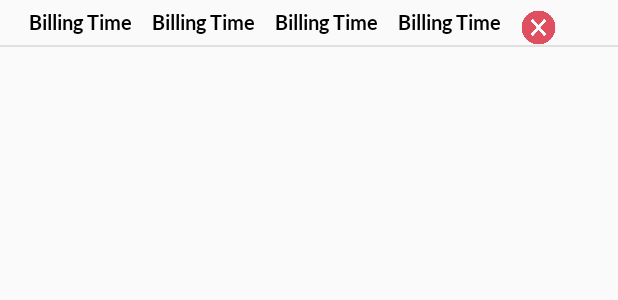
After one commit to mariyarajendran/KotlinAndroid, an Android app: the layout custom_boxdetail_layout.xml on its own in the app's theme, with its tools: preview values and no code run, on a phone screen of 412 x 824 dp. The commit adds this screen. Shown: the top 300 px of the screen. Run offline under Robolectric (Android 15) with nearby library versions, the phone set to English and light mode, and no system bars; Roboto replaces fonts that are not available here.

Commit message:
customer registeration box details added

```diff
--- a/app/src/main/java/absa/cgs/com/ui/screens/base/BaseMvpPresenter.kt
+++ b/app/src/main/java/absa/cgs/com/ui/screens/base/BaseMvpPresenter.kt
@@ -1,10 +1,13 @@
 package absa.cgs.com.ui.screens.base
 
+import android.app.Activity
 import android.content.Context
 
 interface BaseMvpPresenter<V : BaseMvpView> {
 
     fun attachView(context: Context, baseMvpView: V)
 
+    fun attachView(activity: Activity, baseMvpView: V)
+
     fun detachView()
 }
--- a/app/src/main/java/absa/cgs/com/ui/screens/mainbaseactivity/MainActivity.kt
+++ b/app/src/main/java/absa/cgs/com/ui/screens/mainbaseactivity/MainActivity.kt
@@ -6,12 +6,12 @@ import absa.cgs.com.ui.screens.customer.CustomerFragment
 import absa.cgs.com.ui.screens.profile.ProfileFragment
 import absa.cgs.com.ui.screens.dashboard.DashboardFragment
 import absa.cgs.com.ui.screens.mainbaseactivity.Model.NavigationDataModel
+import absa.cgs.com.ui.screens.mainbaseactivity.adapter.DrawerListAdapter
 import absa.cgs.com.utils.CommonUtils
 import android.os.Bundle
 import androidx.appcompat.app.ActionBarDrawerToggle
 import androidx.fragment.app.Fragment
 import com.google.android.material.bottomnavigation.BottomNavigationView
-import java.util.ArrayList
 import androidx.recyclerview.widget.DefaultItemAnimator
 import androidx.recyclerview.widget.LinearLayoutManager
 import kotlinx.android.synthetic.main.activity_kotlin_play_ground.*
--- a/app/src/main/java/absa/cgs/com/ui/screens/mainbaseactivity/DrawerListAdapter.kt
+++ b/app/src/main/java/absa/cgs/com/ui/screens/mainbaseactivity/adapter/DrawerListAdapter.kt
@@ -1,14 +1,15 @@
-package absa.cgs.com.ui.screens.mainbaseactivity
+package absa.cgs.com.ui.screens.mainbaseactivity.adapter
 
 import absa.cgs.com.kotlinplayground.R
+import absa.cgs.com.ui.screens.mainbaseactivity.MainModel
 import absa.cgs.com.ui.screens.mainbaseactivity.Model.NavigationDataModel
+import absa.cgs.com.ui.screens.mainbaseactivity.OnListItemClickInterface
 import android.app.Activity
 import android.view.LayoutInflater
 import android.view.View
 import android.view.ViewGroup
 import android.widget.LinearLayout
 import android.widget.TextView
-import java.util.ArrayList
 import androidx.recyclerview.widget.RecyclerView
 
 
--- /dev/null
+++ b/app/src/main/java/absa/cgs/com/ui/screens/register/model/BoxDetailsDataModel.kt
@@ -0,0 +1,3 @@
+package absa.cgs.com.ui.screens.register.model
+
+data class BoxDetailsDataModel(var boxName: String?, var boxNo: String?, var boxType: String?, var securityDeposite: String?)
--- /dev/null
+++ b/app/src/main/res/layout/custom_boxdetail_layout.xml
@@ -0,0 +1,92 @@
+<?xml version="1.0" encoding="utf-8"?>
+<androidx.constraintlayout.widget.ConstraintLayout xmlns:android="http://schemas.android.com/apk/res/android"
+    xmlns:app="http://schemas.android.com/apk/res-auto"
+    android:layout_width="match_parent"
+    android:layout_height="wrap_content"
+    android:layout_marginTop="@dimen/_5sdp"
+    android:orientation="vertical">
+
+    <absa.cgs.com.utils.fonts.CustomTextView
+        android:id="@+id/customBoxDetailBoxName"
+        android:layout_width="0dp"
+        android:layout_height="wrap_content"
+        android:layout_marginLeft="@dimen/_15sdp"
+        android:text="@string/billing_time"
+        android:textColor="@color/colorBlack"
+        android:textSize="@dimen/_10sdp"
+        app:layout_constraintBaseline_toBaselineOf="@+id/customBoxDetailBoxNumber"
+        app:layout_constraintHorizontal_bias="0.0"
+        app:layout_constraintHorizontal_chainStyle="packed"
+        app:layout_constraintRight_toLeftOf="@+id/customBoxDetailBoxNumber"
+        app:layout_constraintStart_toStartOf="parent"
+        app:layout_constraintTop_toTopOf="parent"
+        app:layout_constraintWidth_max="wrap"
+        app:layout_constraintWidth_percent="0.2"></absa.cgs.com.utils.fonts.CustomTextView>
+
+    <absa.cgs.com.utils.fonts.CustomTextView
+        android:id="@+id/customBoxDetailBoxNumber"
+        android:layout_width="0dp"
+        android:layout_height="wrap_content"
+        android:layout_marginLeft="@dimen/_10sdp"
+        android:text="@string/billing_time"
+        android:textColor="@color/colorBlack"
+        android:textSize="@dimen/_10sdp"
+        app:layout_constraintBaseline_toBaselineOf="@+id/customBoxDetailBoxName"
+        app:layout_constraintHorizontal_chainStyle="packed"
+        app:layout_constraintLeft_toRightOf="@+id/customBoxDetailBoxName"
+        app:layout_constraintTop_toTopOf="parent"
+        app:layout_constraintWidth_max="wrap"
+        app:layout_constraintWidth_percent="0.2"></absa.cgs.com.utils.fonts.CustomTextView>
+
+    <absa.cgs.com.utils.fonts.CustomTextView
+        android:id="@+id/customBoxDetailBoxType"
+        android:layout_width="0dp"
+        android:layout_height="wrap_content"
+        android:layout_marginLeft="@dimen/_10sdp"
+        android:text="@string/billing_time"
+        android:textColor="@color/colorBlack"
+        android:textSize="@dimen/_10sdp"
+        app:layout_constraintBaseline_toBaselineOf="@+id/customBoxDetailBoxNumber"
+        app:layout_constraintHorizontal_chainStyle="packed"
+        app:layout_constraintLeft_toRightOf="@+id/customBoxDetailBoxNumber"
+        app:layout_constraintTop_toTopOf="parent"
+        app:layout_constraintWidth_max="wrap"
+        app:layout_constraintWidth_percent="0.2"></absa.cgs.com.utils.fonts.CustomTextView>
+
+    <absa.cgs.com.utils.fonts.CustomTextView
+        android:id="@+id/customBoxDetailSecurityDeposite"
+        android:layout_width="0dp"
+        android:layout_height="wrap_content"
+        android:layout_marginLeft="@dimen/_10sdp"
+        android:text="@string/billing_time"
+        android:textColor="@color/colorBlack"
+        android:textSize="@dimen/_10sdp"
+        app:layout_constraintBaseline_toBaselineOf="@+id/customBoxDetailBoxType"
+        app:layout_constraintHorizontal_chainStyle="packed"
+        app:layout_constraintLeft_toRightOf="@+id/customBoxDetailBoxType"
+        app:layout_constraintTop_toTopOf="parent"
+        app:layout_constraintWidth_max="wrap"
+        app:layout_constraintWidth_percent="0.2"></absa.cgs.com.utils.fonts.CustomTextView>
+
+    <ImageView
+        android:id="@+id/customBoxDetailImageViewDelete"
+        android:layout_width="@dimen/_18sdp"
+        android:layout_height="@dimen/_18sdp"
+        android:layout_marginLeft="@dimen/_10sdp"
+        android:src="@drawable/delete"
+        app:layout_constraintHorizontal_chainStyle="packed"
+        app:layout_constraintLeft_toRightOf="@+id/customBoxDetailSecurityDeposite"
+        app:layout_constraintTop_toTopOf="parent"
+        app:layout_constraintWidth_max="wrap"
+        app:layout_constraintWidth_percent="0.2"></ImageView>
+
+
+    <View
+        android:layout_width="match_parent"
+        android:layout_height="1dp"
+        android:layout_marginTop="@dimen/_5sdp"
+        android:background="@color/colorBackground"
+        app:layout_constraintEnd_toEndOf="parent"
+        app:layout_constraintStart_toStartOf="parent"
+        app:layout_constraintTop_toBottomOf="@+id/customBoxDetailBoxName" />
+</androidx.constraintlayout.widget.ConstraintLayout>
```
Also changed, not shown: app/src/main/java/absa/cgs/com/ui/screens/base/BasePresenter.kt (+11 -0 lines), app/src/main/java/absa/cgs/com/ui/screens/register/CustomerRegister.kt (+26 -1 lines), app/src/main/java/absa/cgs/com/ui/screens/register/RegistrationPresenter.kt (+35 -2 lines), app/src/main/java/absa/cgs/com/ui/screens/register/RegistrationView.kt (+10 -1 lines), app/src/main/java/absa/cgs/com/ui/screens/register/adapter/BoxDetailAdapter.kt (added, +61 -0 lines), app/src/main/java/absa/cgs/com/ui/screens/register/callbacks/OnItemDeleteCallBack.kt (added, +8 -0 lines), app/src/main/res/layout/activity_customer_register.xml (+8 -0 lines), app/src/main/res/drawable/delete.png (added).
